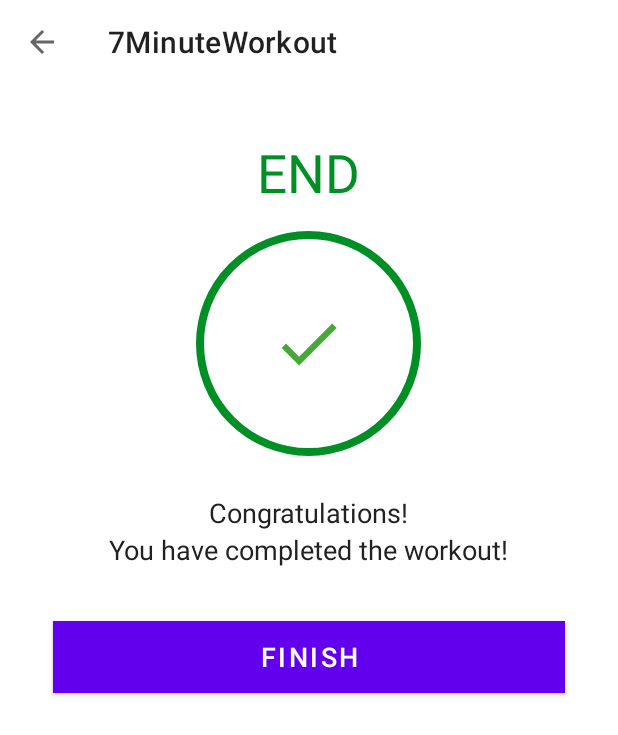
After one commit to abhijithwrrr/7MinuteWorkout, an Android app: the FinishActivity screen opened directly, with no data from a screen before it, on a phone screen of 412 x 824 dp. The commit adds this screen. Shown: the top 735 px of the screen. Run offline under Robolectric (Android 15) with nearby library versions, the phone set to English and light mode, and no system bars.

Commit message:
display current exercise and added finish activity

```diff
--- a/app/src/main/AndroidManifest.xml
+++ b/app/src/main/AndroidManifest.xml
@@ -16,6 +16,9 @@
         android:supportsRtl="true"
         android:theme="@style/Theme.7MinuteWorkout">
         <activity
+            android:name=".FinishActivity"
+            android:exported="false" />
+        <activity
             android:name=".ExerciseActivity"
             android:exported="false" />
         <activity
--- /dev/null
+++ b/app/src/main/java/com/abhijith/a7minuteworkout/FinishActivity.kt
@@ -0,0 +1,28 @@
+package com.abhijith.a7minuteworkout
+
+import android.os.Bundle
+import androidx.appcompat.app.AppCompatActivity
+import com.abhijith.a7minuteworkout.databinding.ActivityFinishBinding
+
+class FinishActivity : AppCompatActivity() {
+
+    private var binding: ActivityFinishBinding? = null
+    override fun onCreate(savedInstanceState: Bundle?) {
+        super.onCreate(savedInstanceState)
+        binding = ActivityFinishBinding.inflate(layoutInflater)
+        setContentView(binding?.root)
+
+        setSupportActionBar(binding?.toolbarFinishActivity)
+        // to show the back navigation button
+        if (supportActionBar != null) {
+            supportActionBar?.setDisplayHomeAsUpEnabled(true)
+        }
+        binding?.toolbarFinishActivity?.setNavigationOnClickListener {
+            onBackPressed()
+        }
+
+        binding?.btnFinish?.setOnClickListener {
+            finish()
+        }
+    }
+}
--- /dev/null
+++ b/app/src/main/res/drawable-anydpi/ic_action_done.xml
@@ -0,0 +1,11 @@
+<vector xmlns:android="http://schemas.android.com/apk/res/android"
+    android:width="24dp"
+    android:height="24dp"
+    android:viewportWidth="24"
+    android:viewportHeight="24"
+    android:tint="#199205"
+    android:alpha="0.8">
+    <path
+        android:fillColor="@android:color/white"
+        android:pathData="M9,16.2L4.8,12l-1.4,1.4L9,19 21,7l-1.4,-1.4L9,16.2z" />
+</vector>
--- /dev/null
+++ b/app/src/main/res/layout/activity_finish.xml
@@ -0,0 +1,68 @@
+<?xml version="1.0" encoding="utf-8"?>
+<LinearLayout xmlns:android="http://schemas.android.com/apk/res/android"
+    xmlns:tools="http://schemas.android.com/tools"
+    android:layout_width="match_parent"
+    android:layout_height="match_parent"
+    android:gravity="center_horizontal"
+    android:orientation="vertical"
+    tools:context=".FinishActivity"
+    tools:ignore="HardcodedText">
+
+    <androidx.appcompat.widget.Toolbar
+        android:id="@+id/toolbar_finish_activity"
+        android:layout_width="match_parent"
+        android:layout_height="?android:attr/actionBarSize"
+        android:background="#FFFFFF" />
+
+    <TextView
+        android:id="@+id/tvEnd"
+        android:layout_width="wrap_content"
+        android:layout_height="wrap_content"
+        android:layout_marginTop="35dp"
+        android:text="END"
+        android:textColor="@color/colorAccent"
+        android:textSize="35sp" />
+
+    <LinearLayout
+        android:layout_width="150dp"
+        android:layout_height="150dp"
+        android:layout_gravity="center"
+        android:layout_marginTop="15dp"
+        android:background="@drawable/item_circular_color_accent_border"
+        android:gravity="center">
+
+
+        <ImageView
+            android:layout_width="50dp"
+            android:layout_height="50dp"
+            android:contentDescription="Image"
+            android:src="@drawable/ic_action_done" />
+    </LinearLayout>
+
+    <TextView
+        android:layout_width="wrap_content"
+        android:layout_height="wrap_content"
+        android:layout_marginTop="25dp"
+        android:text="Congratulations!"
+        android:textColor="#212121"
+        android:textSize="18sp" />
+
+    <TextView
+        android:layout_width="wrap_content"
+        android:layout_height="wrap_content"
+        android:text="You have completed the workout!"
+        android:textColor="#212121"
+        android:textSize="18sp" />
+
+    <Button
+        android:id="@+id/btnFinish"
+        android:layout_width="match_parent"
+        android:layout_height="wrap_content"
+        android:layout_gravity="bottom"
+        android:layout_margin="35dp"
+        android:background="@color/colorAccent"
+        android:text="FINISH"
+        android:textColor="#FFFFFF"
+        android:textSize="18sp" />
+
+</LinearLayout>
```
Also changed, not shown: app/src/main/java/com/abhijith/a7minuteworkout/ExerciseActivity.kt (+23 -15 lines), app/src/main/java/com/abhijith/a7minuteworkout/ExerciseStatusAdapter.kt (+30 -0 lines), app/src/main/res/drawable/drawable_radio_group_tab_background.xml (added, +19 -0 lines), app/src/main/res/drawable/drawable_units_tab_selector.xml (added, +11 -0 lines), app/src/main/res/drawable/drawable_units_tab_text_color_selector.xml (added, +7 -0 lines), app/src/main/res/drawable/item_circular_thin_color_accent_border.xml (added, +10 -0 lines), app/src/main/res/drawable-hdpi/ic_action_done.png (added), app/src/main/res/drawable-mdpi/ic_action_done.png (added), app/src/main/res/drawable-xhdpi/ic_action_done.png (added), app/src/main/res/drawable-xxhdpi/ic_action_done.png (added).
